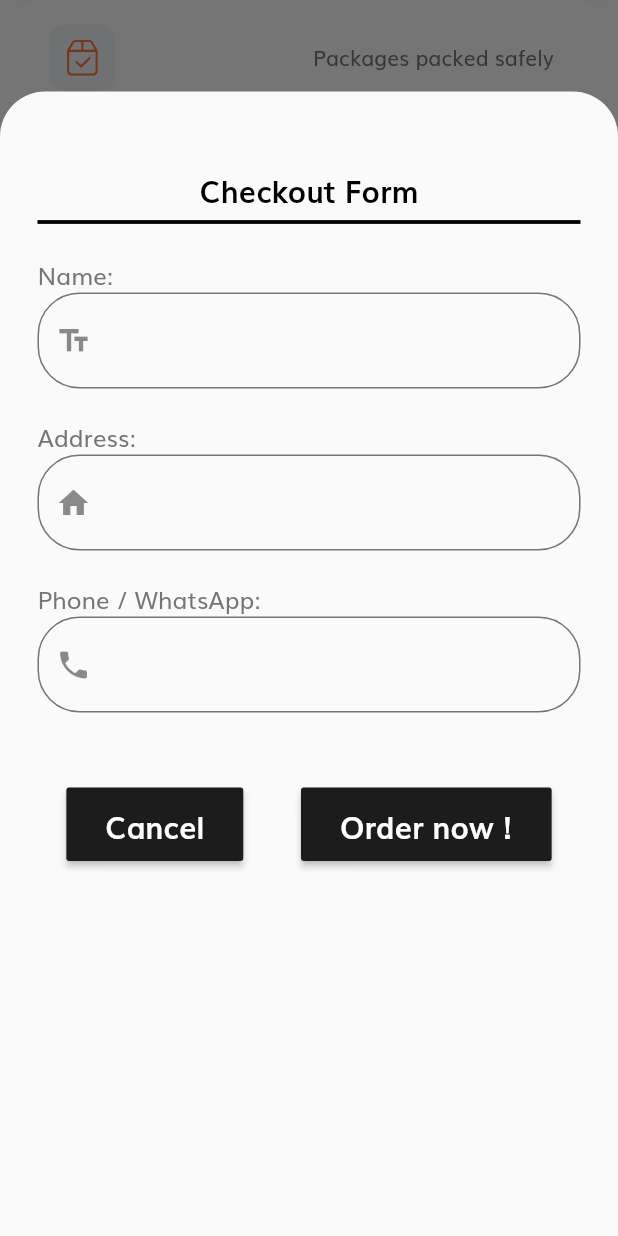
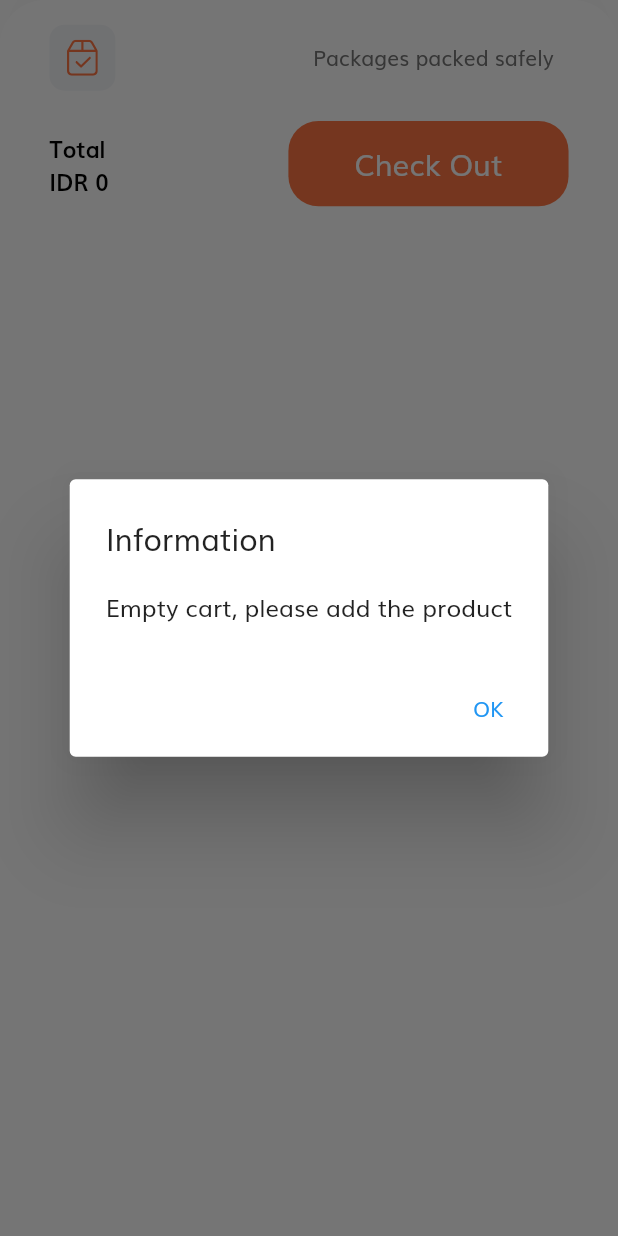
Before and after one commit to elrahmaan/flutter-onlineshop-mzid, a Flutter app: the CheckoutCard widget shown alone on an empty page, opened directly, after a tap on "Check Out", on a phone screen of 412 x 824 dp. Run offline on Flutter 3.47's test engine with Material 2 defaults, Android fonts, the phone set to English and light mode, and no system bars; our stand-ins replace animated_splash_screen, carousel_pro, cloud_firestore, email_validator, firebase_auth, firebase_core and 3 more; accounts and stored records are empty; network calls fail.

Commit message:
cart - implement checkout condition where cart item empty or not

```diff
--- a/lib/pages/cart/components/bottom_component_cart.dart
+++ b/lib/pages/cart/components/bottom_component_cart.dart
@@ -124,7 +124,24 @@ class _CheckoutCardState extends State<CheckoutCard> {
                   child: DefaultButton(
                     text: "Check Out",
                     press: () {
-                      showCheckoutForm();
+                      if (totalOrder == 0) {
+                        showDialog(
+                          context: context,
+                          builder: (BuildContext context) => AlertDialog(
+                            title: const Text('Information'),
+                            content: const Text(
+                                'Empty cart, please add the product'),
+                            actions: <Widget>[
+                              TextButton(
+                                onPressed: () => Navigator.of(context).pop(),
+                                child: const Text('OK'),
+                              ),
+                            ],
+                          ),
+                        );
+                      } else {
+                        showCheckoutForm();
+                      }
                     },
                   ),
                 ),
```
